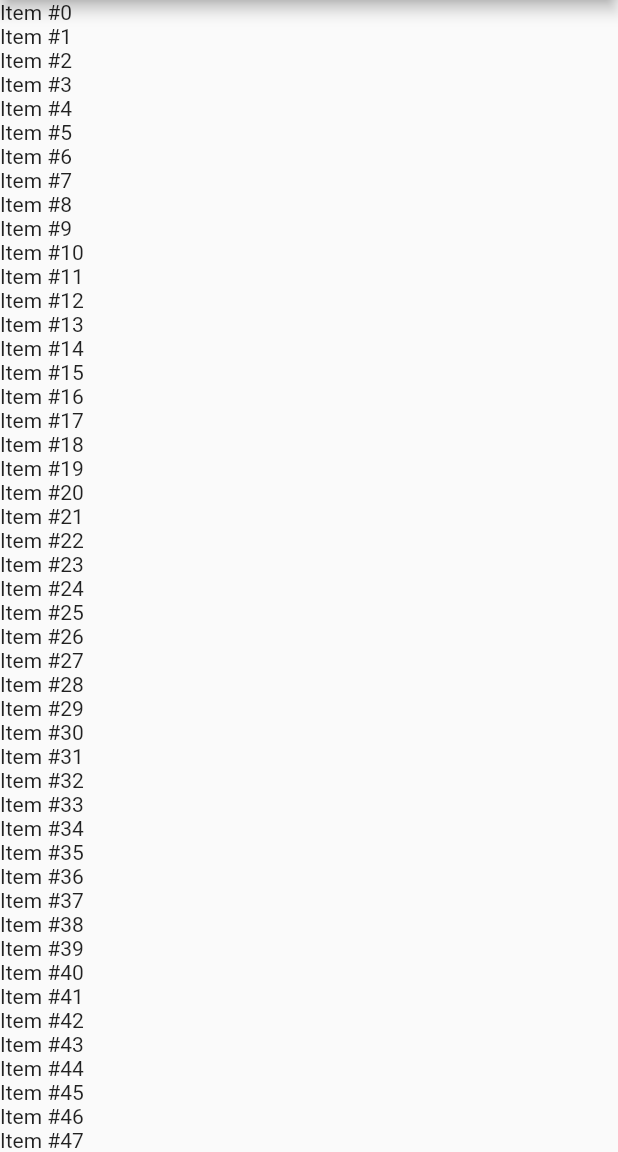
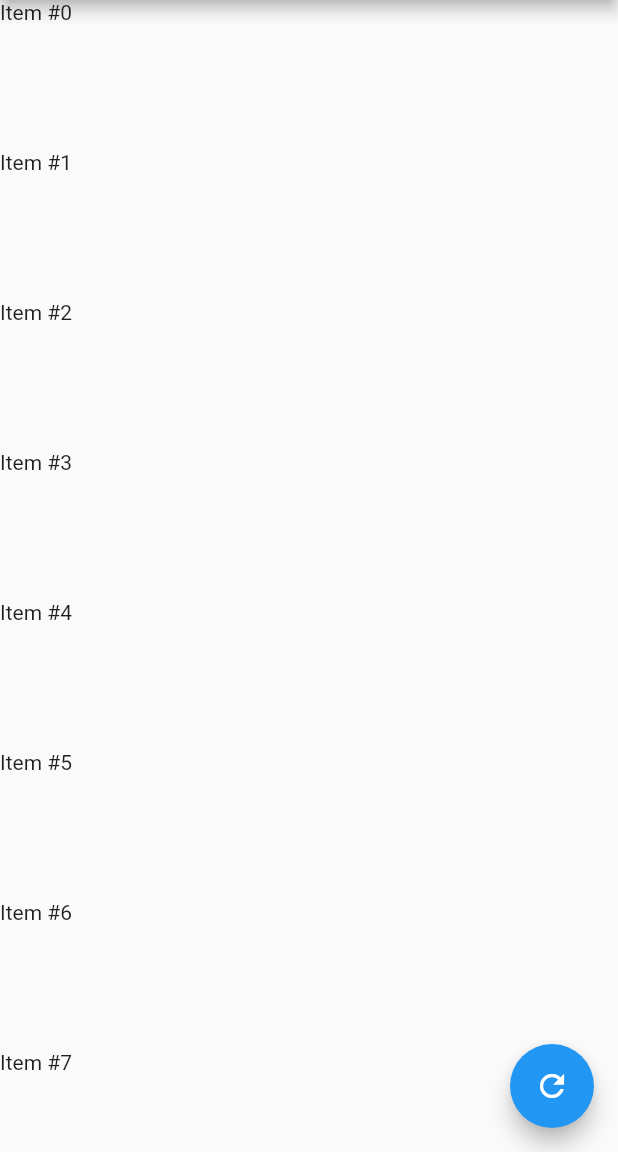
Before and after one commit to deakjahn/huge_listview, a Flutter app: the screen it shows after launch, on a phone screen of 412 x 824 dp, the part 84-1236 px from its top. Run offline on Flutter 3.47's test engine with Material 2 defaults, Android fonts, the phone set to English and light mode, and no system bars; drawn by our look-alikes of scrollable_positioned_list.

Commit message:
update example

```diff
--- a/example/lib/main.dart
+++ b/example/lib/main.dart
@@ -33,6 +33,14 @@ class MyHomePage extends StatefulWidget {
 class _MyHomePageState extends State<MyHomePage> {
   static const int PAGE_SIZE = 10;
   final scroll = ItemScrollController();
+  late List<String> list;
+  late HugeListViewController controller = HugeListViewController();
+
+  @override
+  void initState() {
+    list = List.generate(10000, (index) => 'Item #$index');
+    super.initState();
+  }
 
   @override
   Widget build(BuildContext context) {
@@ -43,23 +51,36 @@ class _MyHomePageState extends State<MyHomePage> {
         body: HugeListView<String>(
           controller: scroll,
           pageSize: PAGE_SIZE,
-        totalCount: 999999,
+          totalCount: 9999,
           startIndex: 0,
           pageFuture: (page) => _loadPage(page, PAGE_SIZE),
           itemBuilder: (context, index, String entry) {
-          return Text(entry);
+            return SizedBox(
+              height: 100,
+              child: Text(entry),
+            );
           },
           thumbBuilder: DraggableScrollbarThumbs.SemicircleThumb,
           placeholderBuilder: (context, index) => buildPlaceholder(),
           alwaysVisibleThumb: false,
+          listViewController: controller,
         ),
-    );
+        floatingActionButton: FloatingActionButton(
+          onPressed: () {
+            setState(() {
+              list = List.generate(10000, (index) => 'New Item #$index');
+            });
+            controller.invalidateList(true);
+          },
+          tooltip: 'Update list',
+          child: const Icon(Icons.refresh),
+        ));
   }
 
   Future<List<String>> _loadPage(int page, int pageSize) async {
     int from = page * pageSize;
-    int to = min(999999, from + pageSize);
-    return List.generate(to - from, (index) => 'Item #${from + index}');
+    int to = min(9999, from + pageSize);
+    return list.sublist(from, to);
   }
 
   Widget buildPlaceholder() {
--- a/example/pubspec.yaml
+++ b/example/pubspec.yaml
@@ -19,7 +19,7 @@ dev_dependencies:
   huge_listview: ^2.0.8
   flutter_lints: ^2.0.1
 
-dev_dependency_overrides:
+dependency_overrides:
   huge_listview:
     path: ../
 
--- a/lib/huge_listview.dart
+++ b/lib/huge_listview.dart
@@ -5,3 +5,4 @@ export 'package:huge_listview/src/draggable_scrollbar_thumbs.dart';
 export 'package:huge_listview/src/huge_listview.dart';
 export 'package:huge_listview/src/page_result.dart';
 export 'package:huge_listview/src/slidefade_transition.dart';
+export 'package:huge_listview/src/huge_listview_controller.dart';
```
Also changed, not shown: lib/src/huge_listview_controller.dart (+14 -6 lines). Lines whose indentation alone changed are shown as unchanged.
